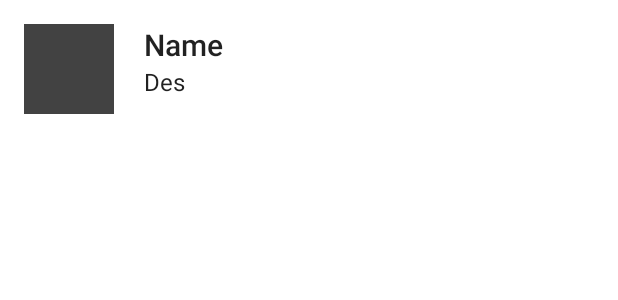
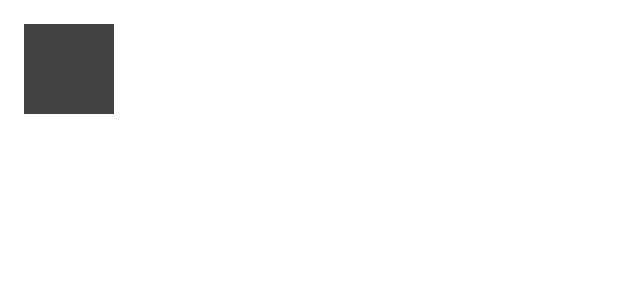
Before and after one commit to basilzuberi/PseudoTrade, an Android app: the layout list_row.xml on its own in the app's theme, with its tools: preview values and no code run, on a phone screen of 412 x 824 dp. Shown: the top 300 px of the screen. Run offline under Robolectric (Android 15) with nearby library versions, the phone set to English and light mode, and no system bars; network calls fail.

Commit message:
everything works colour

```diff
--- a/app/src/main/java/com/project/pseudotrade/webAdapter.java
+++ b/app/src/main/java/com/project/pseudotrade/webAdapter.java
@@ -3,6 +3,7 @@ package com.project.pseudotrade;
 import androidx.appcompat.app.AppCompatActivity;
 import android.content.Context;
 import android.content.Intent;
+import android.graphics.Color;
 import android.net.Uri;
 import android.view.LayoutInflater;
 import android.view.View;
@@ -36,12 +37,15 @@ public class webAdapter extends ArrayAdapter<Webs> {
     public View getView(int position, @Nullable View convertView, @NonNull ViewGroup parent) {
         LayoutInflater layoutInflater = LayoutInflater.from(mContext);
         convertView = layoutInflater.inflate(mResource,parent,false);
+        //view.setBackgroundColor(getColor(R.color. colorPrimaryDark ));
         ImageView imageView = convertView.findViewById(R.id.image);
         TextView txtName = convertView.findViewById(R.id.txtName);
         TextView txtDes = convertView.findViewById(R.id.txtDes);
         imageView.setImageResource(getItem(position).getImage());
         txtName.setText(getItem(position).getName());
         txtDes.setText(getItem(position).getDes());
+//        View row = super.getView(position, convertView, parent);
+//        row.setBackground(Color.BLACK);
 
         convertView.setOnClickListener(new View.OnClickListener() {
             @Override
--- a/app/src/main/res/layout/activity_learning_page.xml
+++ b/app/src/main/res/layout/activity_learning_page.xml
@@ -4,6 +4,7 @@
     xmlns:tools="http://schemas.android.com/tools"
     android:layout_width="match_parent"
     android:layout_height="match_parent"
+    android:textColor="#FFFFFF"
     tools:context=".MainActivity">
 
     <ListView
@@ -12,7 +13,8 @@
         android:layout_height="731dp"
         android:layout_marginTop="16dp"
         app:layout_constraintStart_toStartOf="parent"
-        app:layout_constraintTop_toTopOf="parent">
+        app:layout_constraintTop_toTopOf="parent"
+        android:textColor="#FFFFFF">
     </ListView>
 
     <ImageButton
--- a/app/src/main/res/layout/activity_trade.xml
+++ b/app/src/main/res/layout/activity_trade.xml
@@ -5,7 +5,6 @@
     android:layout_width="match_parent"
     android:layout_height="match_parent"
     android:weightSum="2"
-    android:background="#080808"
     android:orientation="vertical"
     tools:context=".TradeActivity">
 
--- a/app/src/main/res/layout/list_row.xml
+++ b/app/src/main/res/layout/list_row.xml
@@ -2,7 +2,8 @@
 <RelativeLayout xmlns:android="http://schemas.android.com/apk/res/android"
     android:layout_width="match_parent"
     android:padding="16dp"
-    android:layout_height="match_parent">
+    android:layout_height="match_parent"
+    android:textColor="#FFFFFF">
 
 
     <ImageView
@@ -19,7 +20,8 @@
         android:layout_width="wrap_content"
         android:layout_height="wrap_content"
         style="@style/TextAppearance.AppCompat.Title"
-        android:text="Name" />
+        android:text="Name"
+        android:textColor="#FFFFFF"/>
 
     <TextView
         android:id="@+id/txtDes"
@@ -31,6 +33,7 @@
         android:maxLength="50"
         android:singleLine="true"
         style="@style/TextAppearance.AppCompat.SearchResult.Subtitle"
-        android:text="Des" />
+        android:text="Des"
+        android:textColor="#FFFFFF"/>
 
 </RelativeLayout>
```
